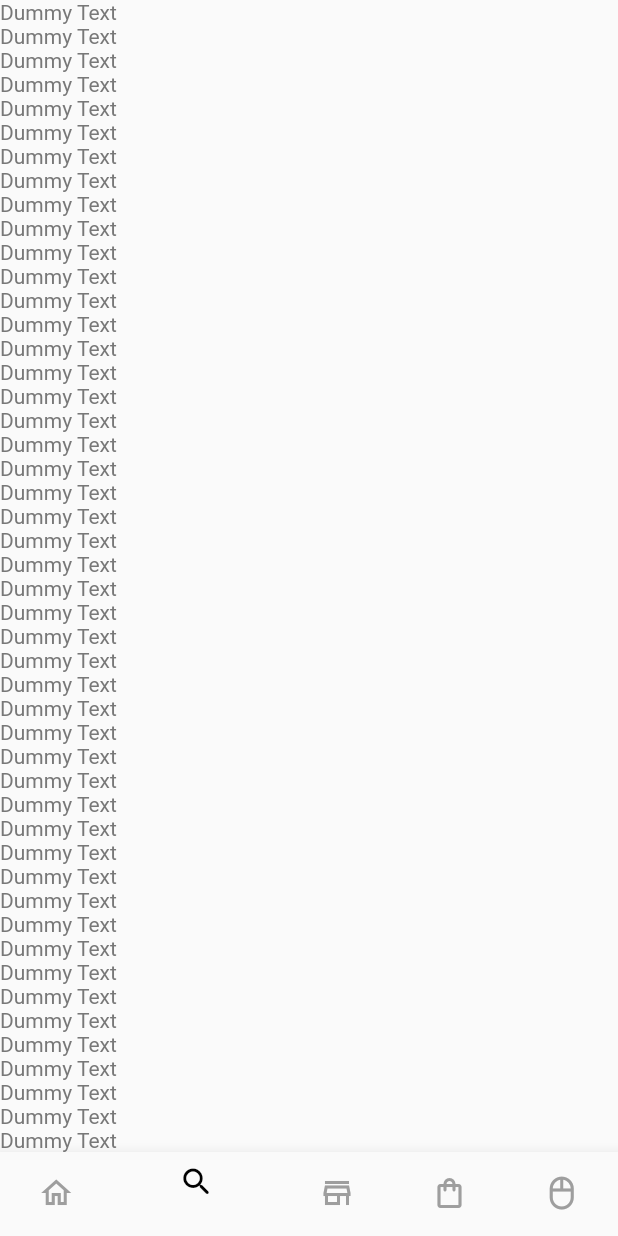
After one commit to mobyleOfficial/instagram_clone, a Flutter app: the HomeScreen screen opened directly, item 2 of the bottom bar chosen, after a tap on "clica", on a phone screen of 412 x 824 dp. The commit adds this screen. Run offline on Flutter 3.47's test engine with Material 2 defaults, Android fonts, the phone set to English and light mode, and no system bars; our stand-ins replace rxdart.

Commit message:
[ba/feature/bottom-navigation] Add Bottom Navigation

```diff
--- a/instagram_clone/lib/main.dart
+++ b/instagram_clone/lib/main.dart
@@ -1,19 +1,22 @@
 import 'package:flutter/material.dart';
 import 'package:flutter_localizations/flutter_localizations.dart';
-import 'package:instagram_clone/presentation/auth/sign_in/sign_in_page.dart';
 import 'package:instagram_clone/presentation/common/instagram_clone_colors.dart';
 import 'package:instagram_clone/presentation/common/instagram_clone_general_provider.dart';
+import 'package:provider/provider.dart';
 
 import 'generated/l10n.dart';
 
 void main() {
-  runApp(MyApp());
+  runApp(
+    InstagramCloneGeneralProvider(
+      (context) => MyApp(),
+    ),
+  );
 }
 
 class MyApp extends StatelessWidget {
   @override
-  Widget build(BuildContext context) => InstagramCloneGeneralProvider(
-        (_) => MaterialApp(
+  Widget build(BuildContext context) => MaterialApp(
         title: 'Flutter Demo',
         debugShowCheckedModeBanner: false,
         localizationsDelegates: const [
@@ -32,18 +35,7 @@ class MyApp extends StatelessWidget {
               ),
           fontFamily: 'ProximaNova',
         ),
-          initialRoute: '/',
-          onGenerateRoute: (settings) {
-            if (settings.name == '/') {
-              return MaterialPageRoute(
-                builder: (_) => SignInPage.create(),
+        initialRoute: 'sign_in',
+        onGenerateRoute: Provider.of<RouteFactory>(context, listen: false),
       );
 }
-
-            return MaterialPageRoute(
-              builder: (context) => Container(),
-            );
-          },
-        ),
-      );
-}
--- a/instagram_clone/lib/presentation/auth/sign_in/sign_in_bloc.dart
+++ b/instagram_clone/lib/presentation/auth/sign_in/sign_in_bloc.dart
@@ -147,4 +147,16 @@ class SignInBloc with SubscriptionHolder {
             ValidateEmptyTextUCParams(text),
           )
           .addStatusToSink(sink);
+
+  void dispose() {
+    // Sign in State
+    _onSignInStateSubject.close();
+    _onSignInEventSubject.close();
+    _onSignInSubject.close();
+    _onPasswordFocusLostSubject.close();
+    _onPasswordValueChangedSubject.close();
+    _onUsernameFocusLostSubject.close();
+    _onUsernameValueChangedSubject.close();
+    _onUpdateButtonStateSubject.close();
+  }
 }
--- a/instagram_clone/lib/presentation/auth/sign_in/sign_in_page.dart
+++ b/instagram_clone/lib/presentation/auth/sign_in/sign_in_page.dart
@@ -25,6 +25,7 @@ class SignInPage extends StatelessWidget {
       ProxyProvider2<ValidateEmptyTextUC, SignInUC, SignInBloc>(
         update: (_, validateEmptyTextUC, signInUC, bloc) =>
             bloc ?? SignInBloc(validateEmptyTextUC, signInUC),
+        dispose: (_, bloc) => bloc.dispose,
         child: Consumer<SignInBloc>(
           builder: (_, bloc, __) => SignInPage(bloc),
         ),
@@ -41,6 +42,9 @@ class SignInPage extends StatelessWidget {
               bloc.signInEventStream,
               (event) {
                 // Navigate to the next screen
+                if (event is NavigateToHomePageEvent) {
+                  Navigator.of(context).pushReplacementNamed('/');
+                }
               },
               child: SafeArea(
                 child: StreamBuilder<SignInState>(
@@ -227,6 +231,15 @@ class _SignInBodyState extends State<_SignInBody> {
           ],
         ),
       );
+
+  @override
+  void dispose() {
+    _usernameTextController.dispose();
+    _passwordTextController.dispose();
+    _usernameFocusNode.dispose();
+    _passwordFocusNode.dispose();
+    super.dispose();
+  }
 }
 
 class _SignInFooter extends StatelessWidget {
--- /dev/null
+++ b/instagram_clone/lib/presentation/common/bottom_navigation/app_flow.dart
@@ -0,0 +1,16 @@
+import 'package:flutter/widgets.dart';
+
+/// Holds information about our app's flows.
+class AppFlow {
+  const AppFlow(
+    this.title,
+    this.mainColor,
+    this.iconData,
+    this.rootPage,
+  );
+
+  final String title;
+  final Color mainColor;
+  final IconData iconData;
+  final Widget rootPage;
+}
--- /dev/null
+++ b/instagram_clone/lib/presentation/common/bottom_navigation/bottom_navigation_scaffold.dart
@@ -0,0 +1,54 @@
+
+import 'package:flutter/widgets.dart';
+
+import 'bottom_navigation_tab.dart';
+import 'material_bottom_navigation_scaffold.dart';
+
+///Bottom Navigation adaptativa, se é iOS, adiciona Cupertino, CC, Material
+class BottomNavigationScaffold extends StatefulWidget {
+  const BottomNavigationScaffold(
+    this.navigationBarItems,
+  );
+
+  /// Lista das tabs do app (List<AppFlow) da HomeScreen
+  final List<BottomNavigationTab> navigationBarItems;
+
+  @override
+  _BottomNavigationScaffoldState createState() =>
+      _BottomNavigationScaffoldState();
+}
+
+class _BottomNavigationScaffoldState extends State<BottomNavigationScaffold> {
+  int _currentlySelectedIndex = 0;
+
+  @override
+  Widget build(BuildContext context) => WillPopScope(
+        onWillPop: () async {
+          final maybePop = await widget
+              .navigationBarItems[_currentlySelectedIndex]
+              .navigatorKey
+              .currentState?.maybePop();
+
+          return !(maybePop ?? true);
+        },
+        child: MaterialBottomNavigationScaffold(
+          widget.navigationBarItems,
+          onTabSelected,
+          _currentlySelectedIndex,
+        ),
+      );
+
+  /// Seleção de tabs
+  void onTabSelected(int newIndex) {
+    if (_currentlySelectedIndex == newIndex) {
+      ///Zera a pilha de telas caso a tab seja selecionada novamente
+      widget.navigationBarItems[newIndex].navigatorKey.currentState!
+          .popUntil((route) => route.isFirst);
+    }
+
+    ///Pelo que entendi, o Android precisa do setState para poder mudar de tab
+    setState(() {
+      _currentlySelectedIndex = newIndex;
+    });
+  }
+}
--- /dev/null
+++ b/instagram_clone/lib/presentation/common/bottom_navigation/bottom_navigation_tab.dart
@@ -0,0 +1,13 @@
+import 'package:flutter/widgets.dart';
+
+class BottomNavigationTab {
+  const BottomNavigationTab(
+     this.bottomNavigationBarItem,
+     this.navigatorKey,
+     this.initialRouteName,
+  );
+
+  final BottomNavigationBarItem bottomNavigationBarItem;
+  final GlobalKey<NavigatorState> navigatorKey;
+  final String initialRouteName;
+}
--- /dev/null
+++ b/instagram_clone/lib/presentation/common/bottom_navigation/material_bottom_navigation_scaffold.dart
@@ -0,0 +1,196 @@
+import 'package:flutter/material.dart';
+import 'package:flutter/widgets.dart';
+import 'package:instagram_clone/presentation/auth/sign_in/sign_in_page.dart';
+import 'package:instagram_clone/presentation/dummy/dummy_page.dart';
+import 'package:instagram_clone/presentation/photo_list/photo_list_page.dart';
+import 'package:provider/provider.dart';
+
+import '../../home_screen.dart';
+import 'bottom_navigation_tab.dart';
+
+class MaterialBottomNavigationScaffold extends StatefulWidget {
+  const MaterialBottomNavigationScaffold(
+    this.navigationBarItems,
+    this.onItemSelected,
+    this.selectedIndex,
+  );
+
+  /// List of the tabs to be displayed with their respective navigator's keys.
+  final List<BottomNavigationTab> navigationBarItems;
+
+  /// Called when a tab selection occurs.
+  final ValueChanged<int> onItemSelected;
+  final int selectedIndex;
+
+  @override
+  _MaterialBottomNavigationScaffoldState createState() =>
+      _MaterialBottomNavigationScaffoldState();
+}
+
+class _MaterialBottomNavigationScaffoldState
+    extends State<MaterialBottomNavigationScaffold>
+    with TickerProviderStateMixin<MaterialBottomNavigationScaffold> {
+  final List<_MaterialBottomNavigationTab> materialNavigationBarItems = [];
+  final List<AnimationController> _animationControllers = [];
+
+  /// Controls which tabs should have its content built. This enables us to
+  /// lazy instantiate it.
+  final List<bool> _shouldBuildTab = <bool>[];
+
+  @override
+  void initState() {
+    _initAnimationControllers();
+    _initMaterialNavigationBarItems();
+
+    _shouldBuildTab.addAll(List<bool>.filled(
+      widget.navigationBarItems.length,
+      false,
+    ));
+
+    super.initState();
+  }
+
+  void _initMaterialNavigationBarItems() {
+    materialNavigationBarItems.addAll(
+      widget.navigationBarItems
+          .map(
+            (barItem) => _MaterialBottomNavigationTab(
+              barItem.bottomNavigationBarItem,
+              barItem.navigatorKey,
+              barItem.initialRouteName,
+              GlobalKey(),
+            ),
+          )
+          .toList(),
+    );
+  }
+
+  void _initAnimationControllers() {
+    _animationControllers.addAll(
+      widget.navigationBarItems.map<AnimationController>(
+        (destination) => AnimationController(
+          vsync: this,
+          duration: const Duration(milliseconds: 200),
+        ),
+      ),
+    );
+
+    if (_animationControllers.isNotEmpty) {
+      _animationControllers[0].value = 1.0;
+    }
+  }
+
+  @override
+  void dispose() {
+    for (final controller in _animationControllers) {
+      controller.dispose();
+    }
+
+    super.dispose();
+  }
+
+  @override
+  Widget build(BuildContext context) => Scaffold(
+        body: Stack(
+          fit: StackFit.expand,
+          children: materialNavigationBarItems
+              .map(
+                (barItem) => _PageFlow(
+                  materialNavigationBarItems.indexOf(barItem),
+                  widget.selectedIndex,
+                  barItem,
+                  materialNavigationBarItems.indexOf(barItem) ==
+                      widget.selectedIndex,
+                  _shouldBuildTab,
+                  _animationControllers,
+                ),
+              )
+              .toList(),
+        ),
+        bottomNavigationBar: BottomNavigationBar(
+          selectedItemColor: Colors.red,
+          unselectedItemColor: Colors.grey,
+          currentIndex: widget.selectedIndex,
+          items: materialNavigationBarItems
+              .map(
+                (item) => item.bottomNavigationBarItem,
+              )
+              .toList(),
+          onTap: widget.onItemSelected,
+        ),
+      );
+}
+
+class _PageFlow extends StatelessWidget {
+  const _PageFlow(
+    this.tabIndex,
+    this.selectedIndex,
+    this.item,
+    this.isCurrentlySelected,
+    this.shouldBuildTab,
+    this.animationControllers,
+  );
+
+  final int tabIndex, selectedIndex;
+  final _MaterialBottomNavigationTab item;
+  final List<bool> shouldBuildTab;
+  final bool isCurrentlySelected;
+  final List<AnimationController> animationControllers;
+
+  @override
+  Widget build(BuildContext context) {
+    // We should build the tab content only if it was already built or
+    // if it is currently selected.
+    shouldBuildTab[tabIndex] = isCurrentlySelected || shouldBuildTab[tabIndex];
+
+    final Widget view = FadeTransition(
+      opacity: animationControllers[tabIndex].drive(
+        CurveTween(curve: Curves.fastOutSlowIn),
+      ),
+      child: KeyedSubtree(
+        key: item.subtreeKey,
+        child: shouldBuildTab[tabIndex]
+            ? Navigator(
+                // The key enables us to access the Navigator's state inside the
+                // onWillPop callback and for emptying its stack when a tab is
+                // re-selected. That is why a GlobalKey is needed instead of
+                // a simpler ValueKey.
+                key: item.navigatorKey,
+                initialRoute: item.initialRouteName,
+                onGenerateRoute:
+                    Provider.of<RouteFactory>(context, listen: false),
+              )
+            : Container(),
+      ),
+    );
+
+    if (tabIndex == selectedIndex) {
+      animationControllers[tabIndex].forward(); //fade in
+      return view;
+    } else {
+      animationControllers[tabIndex].reverse(); //fade out
+      if (animationControllers[tabIndex].isAnimating) {
+        //while animating, interactions are off
+        return IgnorePointer(child: view);
+      }
+      return Offstage(child: view);
+    }
+  }
+}
+
+/// Extension class of BottomNavigationTab that adds another GlobalKey to it
+/// in order to use it within the KeyedSubtree widget.
+class _MaterialBottomNavigationTab extends BottomNavigationTab {
+  const _MaterialBottomNavigationTab(
+    BottomNavigationBarItem bottomNavigationBarItem,
+    GlobalKey<NavigatorState> navigatorKey,
+    String initialRouteName,
+    this.subtreeKey,
+  ) : super(
+          bottomNavigationBarItem,
+          navigatorKey,
+          initialRouteName,
+        );
+
+  final GlobalKey subtreeKey;
+}
--- a/instagram_clone/lib/presentation/common/instagram_clone_general_provider.dart
+++ b/instagram_clone/lib/presentation/common/instagram_clone_general_provider.dart
@@ -2,9 +2,15 @@ import 'package:domain/data_repository/auth_repository.dart';
 import 'package:domain/use_case/sign_in_uc.dart';
 import 'package:domain/use_case/validate_empty_text_uc.dart';
 import 'package:flutter/cupertino.dart';
+import 'package:flutter/material.dart';
 import 'package:instagram_clone/data/remote/repository/auth_repository_impl.dart';
+import 'package:instagram_clone/presentation/auth/sign_in/sign_in_page.dart';
+import 'package:instagram_clone/presentation/dummy/dummy_page.dart';
+import 'package:instagram_clone/presentation/photo_list/photo_list_page.dart';
 import 'package:provider/provider.dart';
 import 'package:provider/single_child_widget.dart';
+
+import '../home_screen.dart';
 
 class InstagramCloneGeneralProvider extends StatelessWidget {
   const InstagramCloneGeneralProvider(
@@ -16,6 +22,7 @@ class InstagramCloneGeneralProvider extends StatelessWidget {
   @override
   Widget build(BuildContext context) => MultiProvider(
         providers: [
+          ..._buildRouteFactory(),
           ..._buildRepositoryProviders(),
           ..._buildUseCaseProviders(),
         ],
@@ -36,4 +43,38 @@ class InstagramCloneGeneralProvider extends StatelessWidget {
           update: (_, authRepository, __) => SignInUC(authRepository),
         ),
       ];
+
+  List<SingleChildWidget> _buildRouteFactory() => [
+        Provider<RouteFactory>(
+          create: (context) => (settings) {
+            if (settings.name == 'sign_in') {
+              return MaterialPageRoute(
+                builder: (_) => SignInPage.create(),
+              );
+            }
+
+            if (settings.name == '/') {
+              return MaterialPageRoute(
+                builder: (_) => HomeScreen(),
+              );
+            }
+
+            if (settings.name == 'photo_list') {
+              return MaterialPageRoute(
+                builder: (_) => PhotoListPage(),
+              );
+            }
+
+            if (settings.name == 'dummy') {
+              return MaterialPageRoute(
+                builder: (_) => DummyPage(),
+              );
+            }
+
+            return MaterialPageRoute(
+              builder: (_) => Container(),
+            );
+          },
+        ),
+      ];
 }
--- /dev/null
+++ b/instagram_clone/lib/presentation/dummy/dummy_page.dart
@@ -0,0 +1,17 @@
+import 'package:flutter/cupertino.dart';
+import 'package:flutter/material.dart';
+import 'package:flutter/widgets.dart';
+
+class DummyPage extends StatelessWidget {
+  @override
+  Widget build(BuildContext context) => Scaffold(
+        body: SafeArea(
+          child: ListView.builder(
+            itemCount: 1000,
+            itemBuilder: (index, item) {
+              return Text('Dummy Text');
+            },
+          ),
+        ),
+      );
+}
--- /dev/null
+++ b/instagram_clone/lib/presentation/home_screen.dart
@@ -0,0 +1,86 @@
+import 'package:flutter/cupertino.dart';
+import 'package:flutter/material.dart';
+import 'package:flutter/widgets.dart';
+import 'package:instagram_clone/presentation/common/bottom_navigation/bottom_navigation_scaffold.dart';
+import 'package:instagram_clone/presentation/common/bottom_navigation/bottom_navigation_tab.dart';
+
+class HomeScreen extends StatefulWidget {
+  @override
+  _HomeScreenState createState() => _HomeScreenState();
+}
+
+class _HomeScreenState extends State<HomeScreen> {
+  List<BottomNavigationTab>? _navigationBarItems;
+
+  @override
+  void didChangeDependencies() {
+    _navigationBarItems ??= [
+      BottomNavigationTab(
+        const BottomNavigationBarItem(
+          label: '',
+          activeIcon: IconTheme(
+            data: IconThemeData(color: Colors.black),
+            child: Icon(Icons.home_filled),
+          ),
+          icon: Icon(Icons.home_outlined),
+        ),
+        GlobalKey<NavigatorState>(),
+        'photo_list',
+      ),
+      BottomNavigationTab(
+        const BottomNavigationBarItem(
+          label: '',
+          activeIcon: IconTheme(
+            data: IconThemeData(color: Colors.black),
+            child: Icon(Icons.search_rounded),
+          ),
+          icon: Icon(Icons.search_outlined),
+        ),
+        GlobalKey<NavigatorState>(),
+        'photo_list',
+      ),
+      BottomNavigationTab(
+        const BottomNavigationBarItem(
+          label: '',
+          activeIcon: IconTheme(
+            data: IconThemeData(color: Colors.black),
+            child: Icon(Icons.store),
+          ),
+          icon: Icon(Icons.store_outlined),
+        ),
+        GlobalKey<NavigatorState>(),
+        'photo_list',
+      ),
+      BottomNavigationTab(
+        const BottomNavigationBarItem(
+          label: '',
+          activeIcon: IconTheme(
+            data: IconThemeData(color: Colors.black),
+            child: Icon(Icons.shopping_bag),
+          ),
+          icon: Icon(Icons.shopping_bag_outlined),
+        ),
+        GlobalKey<NavigatorState>(),
+        'photo_list',
+      ),
+      BottomNavigationTab(
+        const BottomNavigationBarItem(
+          label: '',
+          activeIcon: IconTheme(
+            data: IconThemeData(color: Colors.black),
+            child: Icon(Icons.mouse_rounded),
+          ),
+          icon: Icon(Icons.mouse_outlined),
+        ),
+        GlobalKey<NavigatorState>(),
+        'photo_list',
+      ),
+    ];
+    super.didChangeDependencies();
+  }
+
+  @override
+  Widget build(BuildContext context) => BottomNavigationScaffold(
+        _navigationBarItems ?? [],
+      );
+}
--- /dev/null
+++ b/instagram_clone/lib/presentation/photo_list/photo_list_page.dart
@@ -0,0 +1,14 @@
+import 'package:flutter/cupertino.dart';
+import 'package:flutter/material.dart';
+
+class PhotoListPage extends StatelessWidget {
+  @override
+  Widget build(BuildContext context) => Scaffold(
+        body: FlatButton(
+          onPressed: () {
+            Navigator.of(context).pushNamed('dummy');
+          },
+          child: Text('clica'),
+        ),
+      );
+}
```
Lines whose indentation alone changed are shown as unchanged.
